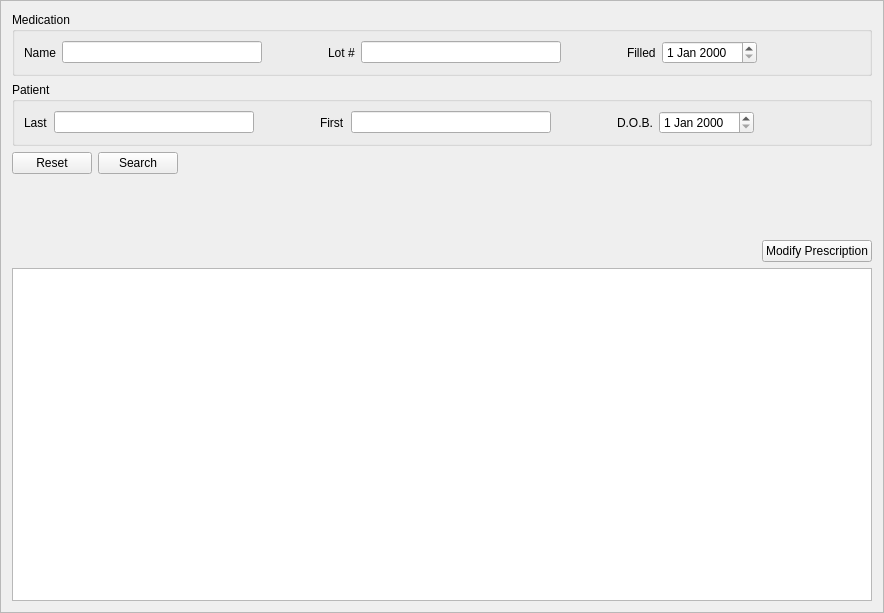
Before: the Qt Designer form mtrack/prescriptionsframe.ui in kyledevans/Medicine-Track, drawn with Qt 5.
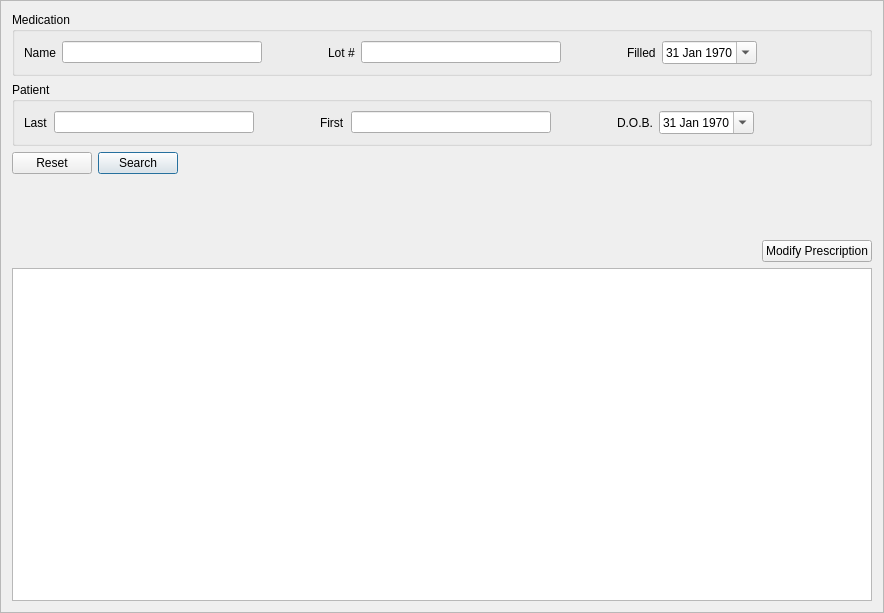
After: the same form once the commit is applied.

Commit message: Touched up UI.  Searching patients by date works. 	modified:   mtrack/inventoryframe.ui 	modified:   mtrack/medicationsframe.ui 	modified:   mtrack/patientsearch.cpp 	modified:   mtrack/patientsearch.h 	modified:   mtrack/patientsearch.ui 	modified:   mtrack/prescriptionsframe.cpp 	modified:   mtrack/prescriptionsframe.h 	modified:   mtrack/prescriptionsframe.ui 	modified:   sql_commands.txt

Diff of the .ui file:
```diff
--- a/mtrack/prescriptionsframe.ui
+++ b/mtrack/prescriptionsframe.ui
@@ -112,7 +112,21 @@
        </widget>
       </item>
       <item>
-       <widget class="QDateEdit" name="filledField"/>
+       <widget class="QDateEdit" name="filledField">
+        <property name="dateTime">
+         <datetime>
+          <hour>0</hour>
+          <minute>0</minute>
+          <second>0</second>
+          <year>1970</year>
+          <month>1</month>
+          <day>31</day>
+         </datetime>
+        </property>
+        <property name="calendarPopup">
+         <bool>true</bool>
+        </property>
+       </widget>
       </item>
       <item>
        <spacer name="horizontalSpacer_3">
@@ -222,7 +236,21 @@
        </widget>
       </item>
       <item>
-       <widget class="QDateEdit" name="dobField"/>
+       <widget class="QDateEdit" name="dobField">
+        <property name="dateTime">
+         <datetime>
+          <hour>0</hour>
+          <minute>0</minute>
+          <second>0</second>
+          <year>1970</year>
+          <month>1</month>
+          <day>31</day>
+         </datetime>
+        </property>
+        <property name="calendarPopup">
+         <bool>true</bool>
+        </property>
+       </widget>
       </item>
       <item>
        <spacer name="horizontalSpacer_6">
@@ -254,6 +282,9 @@
        <property name="text">
         <string>Search</string>
        </property>
+       <property name="default">
+        <bool>true</bool>
+       </property>
       </widget>
      </item>
      <item>
```
Left out of the diff: 137 changed lines with no effect on the pictures. The commit also changes 8 other files.
